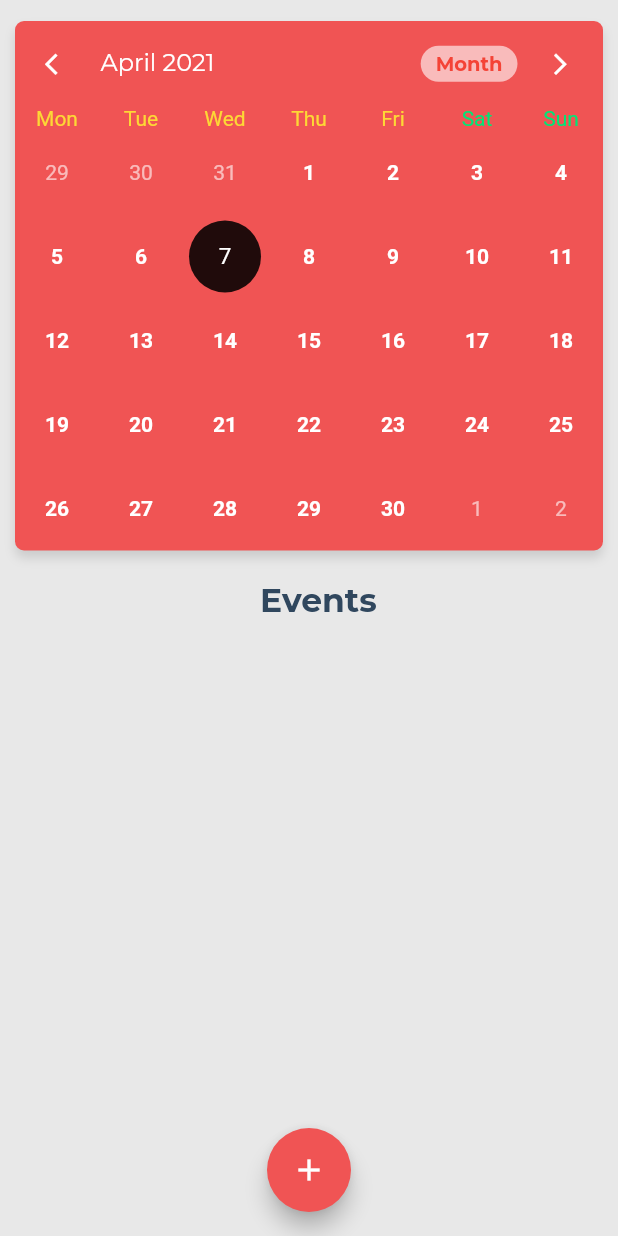
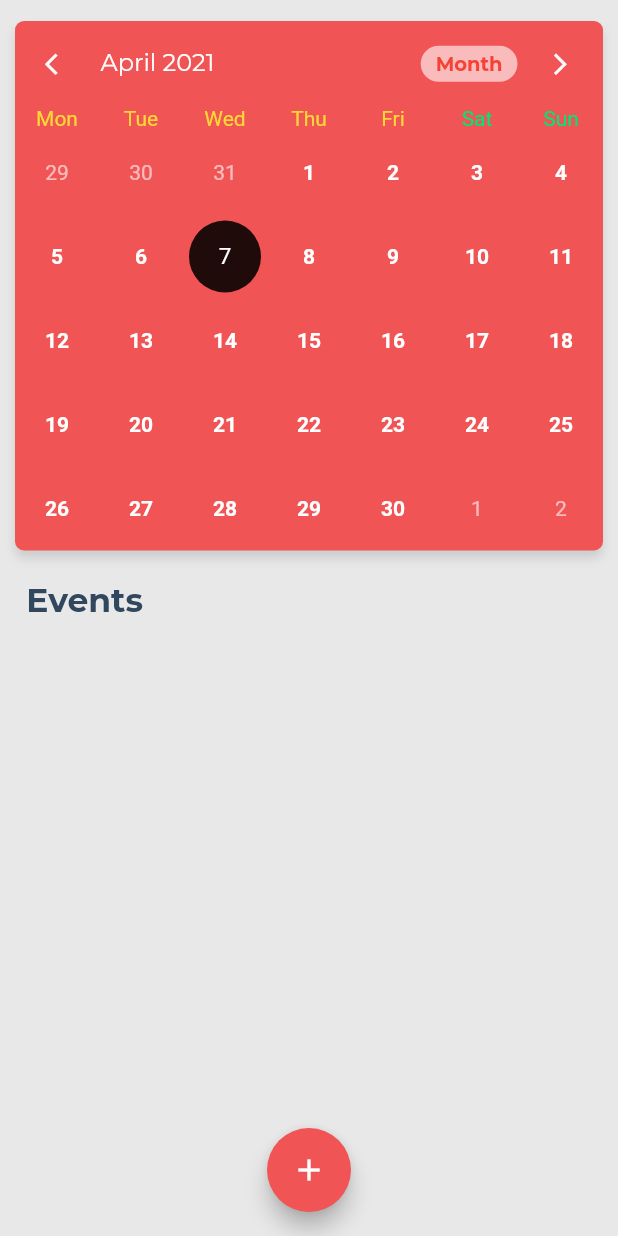
Before and after one commit to Software-Project-21/Calwin-App, a Flutter app: the HomeScreen screen opened directly, scrolled down 64 dp, on a phone screen of 412 x 824 dp. Run offline on Flutter 3.47's test engine with Material 2 defaults, Android fonts, the phone set to English and light mode, and no system bars; drawn by our look-alikes of table_calendar; our stand-ins replace animated_text_kit, cloud_firestore, firebase_auth, firebase_core, flutter_form_builder, font_awesome_flutter and 5 more; missing offline and left inert: firebase_helpers, googleapis; accounts and stored records are empty; network calls fail; statements that could not run were skipped.

Commit message:
UI changes

```diff
--- a/lib/Screens/HomeScreen.dart
+++ b/lib/Screens/HomeScreen.dart
@@ -78,8 +78,11 @@ class _HomeScreenState extends State<HomeScreen> {
             child: Row(
               mainAxisAlignment: MainAxisAlignment.spaceBetween,
               children: [
-                Text("Calendar",
-                    style: Theme.of(context).primaryTextTheme.headline1),
+                Padding(
+                  padding: EdgeInsets.only(left: 5),
+                  child: Text("Calwin",
+                      style: Theme.of(context).primaryTextTheme.headline1),
+                ),
                 Row(children: [
                   Consumer<ThemeNotifier>(
                       builder: (context, notifier, child) => IconButton(
@@ -159,9 +162,10 @@ class _HomeScreenState extends State<HomeScreen> {
                   ),
           ),
           SizedBox(height: 10),
-          Center(
+          Padding(
+            padding: EdgeInsets.only(left: 5),
             child: Text((_selectedEvents == null) ? "  No Events" : "  Events",
-                style: Theme.of(context).primaryTextTheme.headline1),
+                style: Theme.of(context).primaryTextTheme.headline2),
           ),
           SizedBox(height: 10),
           Container(
--- a/lib/Utils/theme.dart
+++ b/lib/Utils/theme.dart
@@ -12,8 +12,9 @@ ThemeData light = ThemeData(
   primaryTextTheme: TextTheme(
     // Section Headings
     headline1: GoogleFonts.montserrat(
+        color: kGrey, fontSize: 30, fontWeight: FontWeight.bold),
+    headline2: GoogleFonts.montserrat(
         color: kGrey, fontSize: 22, fontWeight: FontWeight.bold),
-
     // List Font
     bodyText1: GoogleFonts.montserrat(color: kGrey, fontSize: 16),
   ),
@@ -26,8 +27,9 @@ ThemeData dark = ThemeData(
     primaryTextTheme: TextTheme(
       // Section Headings
       headline1: GoogleFonts.montserrat(
+          color: Colors.white, fontSize: 30, fontWeight: FontWeight.bold),
+      headline2: GoogleFonts.montserrat(
           color: Colors.white, fontSize: 22, fontWeight: FontWeight.bold),
-
       // List Font
       bodyText1: GoogleFonts.montserrat(color: Colors.white, fontSize: 16),
     ));
```
